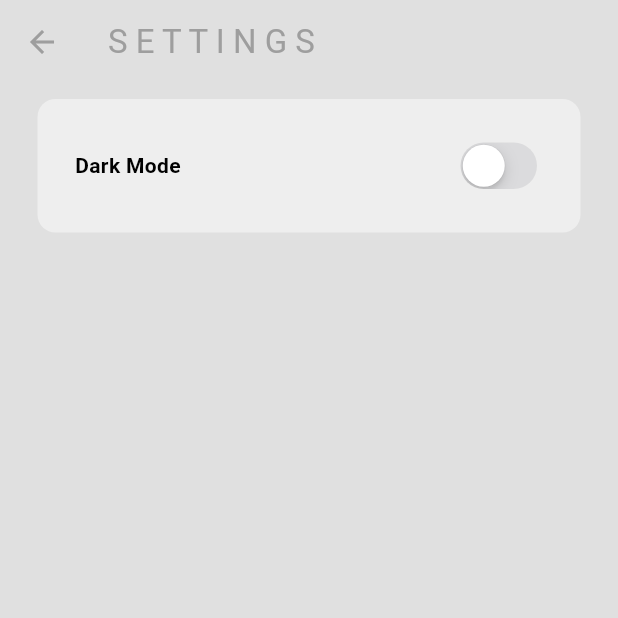
After one commit to Leugard/twitter-clone, a Flutter app: the SettingsPage screen opened directly, on a phone screen of 412 x 824 dp, the top half of it. The commit adds this screen. Run offline on Flutter 3.47's test engine with Material 3 defaults, Android fonts, the phone set to English and light mode, and no system bars.

Commit message:
chore: Update project configuration files and add provider dependency

```diff
--- /dev/null
+++ b/lib/components/my_settings_tile.dart
@@ -0,0 +1,28 @@
+import 'package:flutter/material.dart';
+
+class MySettingsTile extends StatelessWidget {
+  final String title;
+  final Widget action;
+  const MySettingsTile({super.key, required this.title, required this.action});
+
+  @override
+  Widget build(BuildContext context) {
+    return Container(
+        decoration: BoxDecoration(
+          color: Theme.of(context).colorScheme.secondary,
+          borderRadius: BorderRadius.circular(12),
+        ),
+        margin: const EdgeInsets.only(left: 25, right: 25, top: 10),
+        padding: const EdgeInsets.all(25),
+        child: Row(
+          mainAxisAlignment: MainAxisAlignment.spaceBetween,
+          children: [
+            Text(
+              title,
+              style: const TextStyle(fontWeight: FontWeight.bold),
+            ),
+            action,
+          ],
+        ));
+  }
+}
--- a/lib/main.dart
+++ b/lib/main.dart
@@ -1,6 +1,7 @@
 import 'package:flutter/material.dart';
 import 'package:provider/provider.dart';
 import 'package:twitter_clone/pages/home_page.dart';
+import 'package:twitter_clone/pages/login_page.dart';
 import 'package:twitter_clone/themes/theme_provider.dart';
 
 void main() {
@@ -17,7 +18,7 @@ class MyApp extends StatelessWidget {
   Widget build(BuildContext context) {
     return MaterialApp(
       debugShowCheckedModeBanner: false,
-      home: const HomePage(),
+      home: LoginPage(),
       theme: Provider.of<ThemeProvider>(context).themeData,
     );
   }
--- /dev/null
+++ b/lib/pages/settings_page.dart
@@ -0,0 +1,33 @@
+import 'package:flutter/cupertino.dart';
+import 'package:flutter/material.dart';
+import 'package:provider/provider.dart';
+import 'package:twitter_clone/components/my_settings_tile.dart';
+import 'package:twitter_clone/themes/theme_provider.dart';
+
+class SettingsPage extends StatelessWidget {
+  const SettingsPage({super.key});
+
+  @override
+  Widget build(BuildContext context) {
+    return Scaffold(
+      appBar: AppBar(
+        title: const Text('S E T T I N G S'),
+        foregroundColor: Theme.of(context).colorScheme.primary,
+      ),
+      body: Column(
+        children: [
+          MySettingsTile(
+            title: 'Dark Mode',
+            action: CupertinoSwitch(
+              value:
+                  Provider.of<ThemeProvider>(context, listen: false).isDarkMode,
+              onChanged: (value) =>
+                  Provider.of<ThemeProvider>(context, listen: false)
+                      .toggleTheme(),
+            ),
+          ),
+        ],
+      ),
+    );
+  }
+}
--- a/lib/themes/theme_provider.dart
+++ b/lib/themes/theme_provider.dart
@@ -21,7 +21,7 @@ class ThemeProvider with ChangeNotifier {
   }
 
   // Toggle between dark & light mode
-  void toggleMode() {
+  void toggleTheme() {
     if (_themeData == lightMode) {
       themeData = darkMode;
     } else {
```
Also changed, not shown: lib/components/my_drawer.dart (+19 -7 lines), lib/components/my_text_field.dart (added, +10 -0 lines), lib/pages/home_page.dart (+5 -2 lines), lib/pages/login_page.dart (added, +36 -0 lines).
